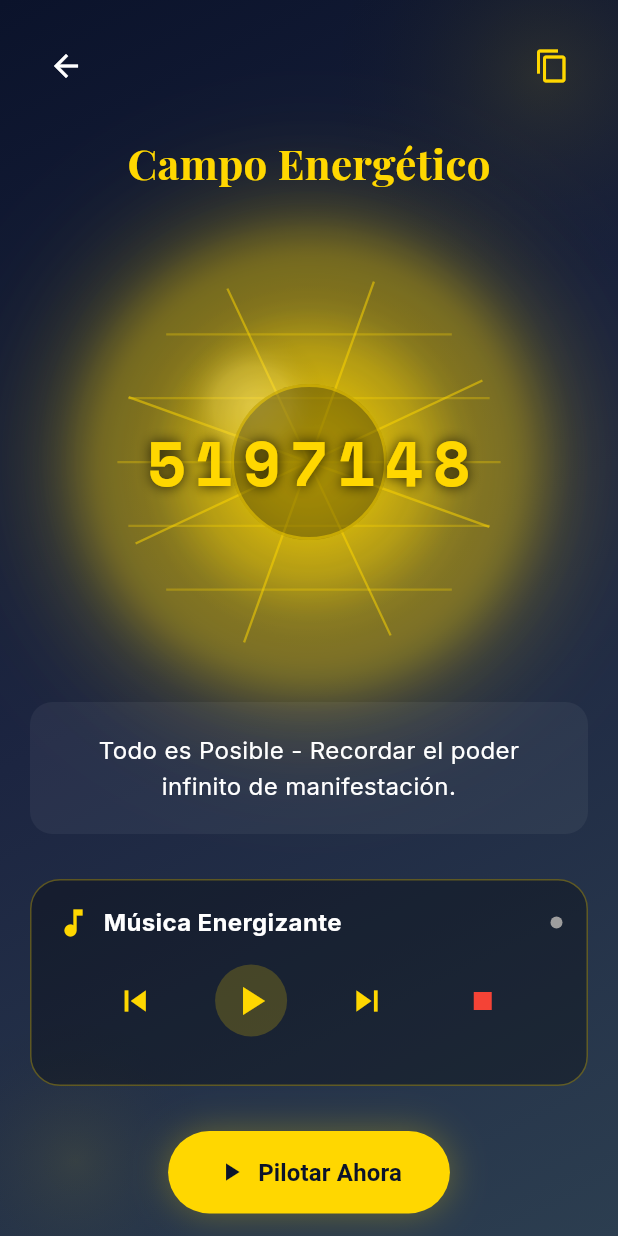
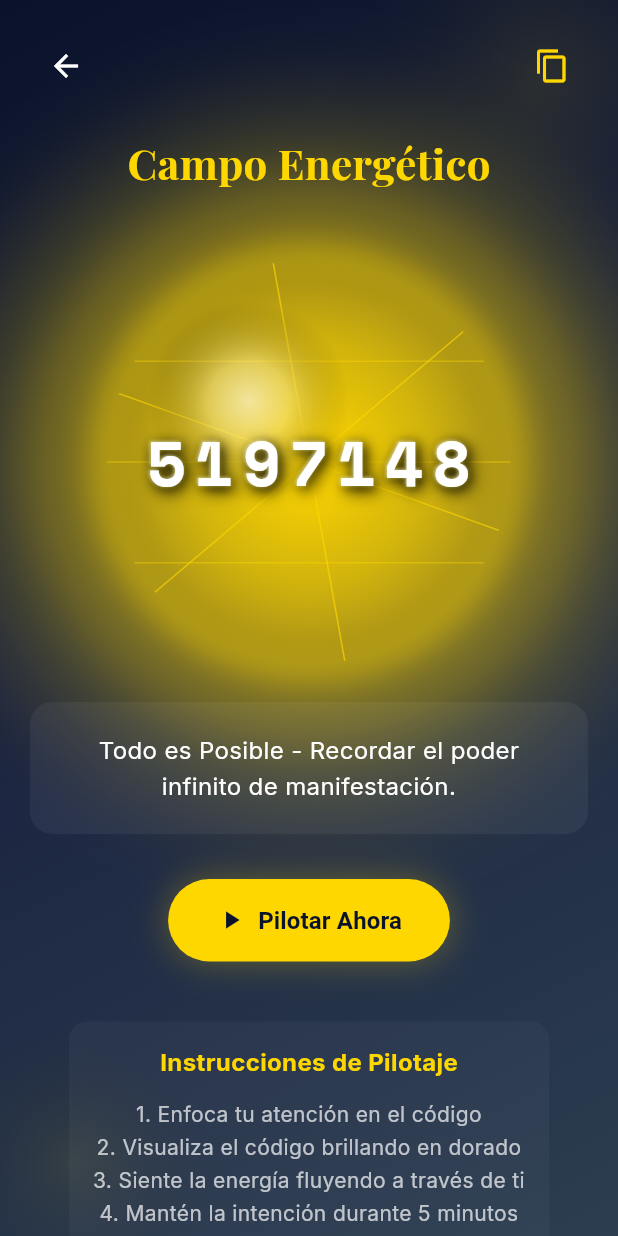
Before and after one commit to LMSEDKSoftware/grabovoi, a Flutter app: the screen it shows after launch, after a tap on "Código Recomendado", on a phone screen of 412 x 824 dp. Run offline on Flutter 3.47's test engine with Material 3 defaults, Android fonts, the light colour scheme and no system bars; our stand-ins replace google_fonts, just_audio, screenshot, share_plus, shared_preferences.

Commit message:
feat: Unificar esfera dorada y reproductor automático en todas las pantallas
- Pantalla de inicio: Esfera dorada, nivel energético corregido (3-10), botones centrados, código recomendado 100% ancho, card duplicado eliminado
- Pantalla de pilotaje: Misma esfera dorada con animación fluida, reproductor automático con precarga
- Campo energético: Números blancos en esfera, animación más fluida (Curves.easeInOutCubic)
- Reproductor: StreamedMusicController con autoPlay, contador MM:SS s sincronizado
- Animaciones: Duración 3s, rango 0.9-1.1, rotación 25s para movimiento más suave
- Consistencia visual: Mismo estilo en todas las pantallas, experiencia unificada

```diff
--- a/lib/screens/codes/code_detail_screen.dart
+++ b/lib/screens/codes/code_detail_screen.dart
@@ -3,8 +3,10 @@ import 'package:flutter/services.dart';
 import 'package:google_fonts/google_fonts.dart';
 import '../../widgets/glow_background.dart';
 import '../../widgets/custom_button.dart';
-import '../../widgets/sphere_3d.dart';
-import '../../widgets/music_controller.dart';
+import '../../widgets/golden_sphere.dart';
+import '../../widgets/streamed_music_controller.dart';
+import '../../widgets/audio_preload_indicator.dart';
+import '../../services/audio_preload_service.dart';
 
 class CodeDetailScreen extends StatefulWidget {
   final String codigo;
@@ -23,23 +25,25 @@ class _CodeDetailScreenState extends State<CodeDetailScreen>
 
   bool _isPiloting = false;
   int _secondsRemaining = 0;
+  bool _isPreloading = false;
+  final AudioPreloadService _preloadService = AudioPreloadService();
 
   @override
   void initState() {
     super.initState();
 
     _pulseController = AnimationController(
-      duration: const Duration(seconds: 2),
+      duration: const Duration(seconds: 3),
       vsync: this,
     )..repeat(reverse: true);
 
     _rotationController = AnimationController(
-      duration: const Duration(seconds: 20),
+      duration: const Duration(seconds: 25),
       vsync: this,
     )..repeat();
 
-    _pulseAnimation = Tween<double>(begin: 0.8, end: 1.2).animate(
-      CurvedAnimation(parent: _pulseController, curve: Curves.easeInOut),
+    _pulseAnimation = Tween<double>(begin: 0.9, end: 1.1).animate(
+      CurvedAnimation(parent: _pulseController, curve: Curves.easeInOutCubic),
     );
 
   }
@@ -48,11 +52,21 @@ class _CodeDetailScreenState extends State<CodeDetailScreen>
   void dispose() {
     _pulseController.dispose();
     _rotationController.dispose();
+    // Evitar setState tras dispose en countdown
+    _secondsRemaining = 0;
     super.dispose();
   }
 
-  void _startPiloting() {
+  Future<void> _startPiloting() async {
     setState(() {
+      _isPreloading = true;
+    });
+
+    // Iniciar precarga de audio
+    await _preloadService.startPreload();
+
+    setState(() {
+      _isPreloading = false;
       _isPiloting = true;
       _secondsRemaining = 300; // 5 minutos
     });
@@ -62,6 +76,7 @@ class _CodeDetailScreenState extends State<CodeDetailScreen>
 
   void _startCountdown() {
     Future.delayed(const Duration(seconds: 1), () {
+      if (!mounted) return; // no llamar setState si ya no está montado
       if (_secondsRemaining > 0) {
         setState(() {
           _secondsRemaining--;
@@ -142,7 +157,9 @@ class _CodeDetailScreenState extends State<CodeDetailScreen>
   @override
   Widget build(BuildContext context) {
     return Scaffold(
-      body: GlowBackground(
+      body: Stack(
+        children: [
+          GlowBackground(
             child: SafeArea(
               child: SingleChildScrollView(
                 padding: const EdgeInsets.all(20),
@@ -180,46 +197,52 @@ class _CodeDetailScreenState extends State<CodeDetailScreen>
                 Stack(
                   alignment: Alignment.center,
                   children: [
-                    // Esfera 3D de fondo
+                    // Esfera dorada de fondo
                     Transform.scale(
                       scale: _isPiloting ? _pulseAnimation.value : 1.0,
-                      child: Sphere3D(
+                      child: GoldenSphere(
                         size: 280,
                         color: const Color(0xFFFFD700),
-                        glowIntensity: _isPiloting ? 0.5 : 0.3,
+                        glowIntensity: _isPiloting ? 0.8 : 0.6,
                         isAnimated: true,
                       ),
                     ),
-                    // Código superpuesto
+                    // Código superpuesto sin círculo negro
                     AnimatedBuilder(
                       animation: _pulseAnimation,
                       builder: (context, child) {
                         return Transform.scale(
                           scale: _isPiloting ? _pulseAnimation.value : 1.0,
-                          child: Container(
-                            padding: const EdgeInsets.all(20),
-                            decoration: BoxDecoration(
-                              color: Colors.black.withOpacity(0.3),
-                              shape: BoxShape.circle,
-                              border: Border.all(
-                                color: const Color(0xFFFFD700).withOpacity(0.5),
-                                width: 2,
-                              ),
-                            ),
                           child: Text(
                             widget.codigo,
                             style: GoogleFonts.spaceMono(
                               fontSize: 42,
                               fontWeight: FontWeight.bold,
-                                color: const Color(0xFFFFD700),
+                              color: Colors.white,
                               letterSpacing: 6,
                               shadows: [
+                                // Múltiples sombras para efecto 3D pronunciado
                                 Shadow(
-                                    color: Colors.black.withOpacity(0.8),
-                                    blurRadius: 10,
+                                  color: Colors.black.withOpacity(0.9),
+                                  blurRadius: 15,
+                                  offset: const Offset(3, 3),
+                                ),
+                                Shadow(
+                                  color: Colors.black.withOpacity(0.7),
+                                  blurRadius: 8,
+                                  offset: const Offset(1, 1),
+                                ),
+                                Shadow(
+                                  color: Colors.white.withOpacity(0.5),
+                                  blurRadius: 2,
+                                  offset: const Offset(-1, -1),
+                                ),
+                                Shadow(
+                                  color: Colors.yellow.withOpacity(0.4),
+                                  blurRadius: 4,
+                                  offset: const Offset(0, 0),
                                 ),
                               ],
-                              ),
                             ),
                           ),
                         );
@@ -248,12 +271,11 @@ class _CodeDetailScreenState extends State<CodeDetailScreen>
                 ),
                 const SizedBox(height: 30),
 
-                // Control de Música Energizante
-                const MusicController(showMusicList: false),
-                const SizedBox(height: 30),
-
-                // Timer si está pilotando
+                // Control de Música y Timer si está pilotando
                 if (_isPiloting) ...[
+                  // Reproductor con precarga estilo streaming
+                  const StreamedMusicController(autoPlay: true),
+                  const SizedBox(height: 20),
                   Container(
                     padding: const EdgeInsets.all(20),
                     decoration: BoxDecoration(
@@ -294,11 +316,46 @@ class _CodeDetailScreenState extends State<CodeDetailScreen>
                 ],
 
                 // Botón de Acción
-                if (!_isPiloting)
+                if (!_isPiloting && !_isPreloading)
                   CustomButton(
                     text: 'Pilotar Ahora',
                     onPressed: _startPiloting,
                     icon: Icons.play_arrow,
+                  ),
+
+                // Indicador de precarga
+                if (_isPreloading)
+                  Container(
+                    padding: const EdgeInsets.all(20),
+                    decoration: BoxDecoration(
+                      color: const Color(0xFFFFD700).withOpacity(0.1),
+                      borderRadius: BorderRadius.circular(15),
+                      border: Border.all(color: const Color(0xFFFFD700), width: 2),
+                    ),
+                    child: Column(
+                      children: [
+                        const CircularProgressIndicator(
+                          valueColor: AlwaysStoppedAnimation<Color>(Color(0xFFFFD700)),
+                        ),
+                        const SizedBox(height: 16),
+                        Text(
+                          'Precargando Audio...',
+                          style: GoogleFonts.inter(
+                            color: const Color(0xFFFFD700),
+                            fontSize: 16,
+                            fontWeight: FontWeight.bold,
+                          ),
+                        ),
+                        const SizedBox(height: 8),
+                        Text(
+                          'Preparando música energizante',
+                          style: GoogleFonts.inter(
+                            color: Colors.white70,
+                            fontSize: 14,
+                          ),
+                        ),
+                      ],
+                    ),
                   ),
 
                 const SizedBox(height: 40),
@@ -341,6 +398,11 @@ class _CodeDetailScreenState extends State<CodeDetailScreen>
               ),
             ),
           ),
+
+          // Indicador flotante de precarga
+          if (_isPreloading) const AudioPreloadIndicator(),
+        ],
+      ),
     );
   }
 }
--- a/lib/screens/home/home_screen.dart
+++ b/lib/screens/home/home_screen.dart
@@ -2,7 +2,7 @@ import 'package:flutter/material.dart';
 import 'package:google_fonts/google_fonts.dart';
 import '../../widgets/glow_background.dart';
 import '../../widgets/custom_button.dart';
-import '../../widgets/sacred_circle.dart';
+import '../../widgets/golden_sphere.dart';
 import '../../services/ai_service.dart';
 import '../pilotaje/pilotaje_screen.dart';
 import '../desafios/desafios_screen.dart';
@@ -50,7 +50,7 @@ class HomeScreen extends StatelessWidget {
                   ),
                 ),
                 const SizedBox(height: 40),
-                const Center(child: SacredCircle(size: 180)),
+                const Center(child: GoldenSphere(size: 180)),
                 const SizedBox(height: 30),
                 _buildEnergyCard('Nivel Energético', '${analisis['nivel']}/10', Icons.bolt),
                 const SizedBox(height: 20),
@@ -58,7 +58,8 @@ class HomeScreen extends StatelessWidget {
                 const SizedBox(height: 20),
                 _buildNextStep(analisis['proximoPaso']),
                 const SizedBox(height: 30),
-                CustomButton(
+                Center(
+                  child: CustomButton(
                     text: 'Comenzar Pilotaje',
                     onPressed: () {
                       Navigator.of(context).push(
@@ -68,8 +69,10 @@ class HomeScreen extends StatelessWidget {
                       );
                     },
                   ),
+                ),
                 const SizedBox(height: 15),
-                CustomButton(
+                Center(
+                  child: CustomButton(
                     text: 'Ver Desafíos',
                     onPressed: () {
                       Navigator.of(context).push(
@@ -80,9 +83,8 @@ class HomeScreen extends StatelessWidget {
                     },
                     isOutlined: true,
                   ),
+                ),
                 const SizedBox(height: 30),
-                _buildCodeOfDay(context, analisis['codigoRecomendado']),
-                const SizedBox(height: 20),
                 Center(
                   child: Text(
                     'Tu energía se eleva con cada pilotaje consciente',
--- a/lib/screens/pilotaje/pilotaje_screen.dart
+++ b/lib/screens/pilotaje/pilotaje_screen.dart
@@ -2,8 +2,8 @@ import 'package:flutter/material.dart';
 import 'package:google_fonts/google_fonts.dart';
 import '../../widgets/glow_background.dart';
 import '../../widgets/custom_button.dart';
-import '../../widgets/sacred_circle.dart';
-import '../../widgets/music_controller.dart';
+import '../../widgets/golden_sphere.dart';
+import '../../widgets/streamed_music_controller.dart';
 import '../../widgets/music_info_card.dart';
 import '../codes/code_detail_screen.dart';
 
@@ -14,7 +14,7 @@ class PilotajeScreen extends StatefulWidget {
   State<PilotajeScreen> createState() => _PilotajeScreenState();
 }
 
-class _PilotajeScreenState extends State<PilotajeScreen> {
+class _PilotajeScreenState extends State<PilotajeScreen> with TickerProviderStateMixin {
   final List<String> _codigosRecomendados = [
     '5197148', // Todo es Posible
     '1884321', // Norma Absoluta
@@ -25,6 +25,35 @@ class _PilotajeScreenState extends State<PilotajeScreen> {
   ];
 
   String _codigoSeleccionado = '5197148';
+  late AnimationController _pulseController;
+  late AnimationController _rotationController;
+  late Animation<double> _pulseAnimation;
+
+  @override
+  void initState() {
+    super.initState();
+
+    _pulseController = AnimationController(
+      duration: const Duration(seconds: 3),
+      vsync: this,
+    )..repeat(reverse: true);
+
+    _rotationController = AnimationController(
+      duration: const Duration(seconds: 25),
+      vsync: this,
+    )..repeat();
+
+    _pulseAnimation = Tween<double>(begin: 0.9, end: 1.1).animate(
+      CurvedAnimation(parent: _pulseController, curve: Curves.easeInOutCubic),
+    );
+  }
+
+  @override
+  void dispose() {
+    _pulseController.dispose();
+    _rotationController.dispose();
+    super.dispose();
+  }
 
   @override
   Widget build(BuildContext context) {
@@ -67,12 +96,64 @@ class _PilotajeScreenState extends State<PilotajeScreen> {
                 ),
                 const SizedBox(height: 40),
 
-                // Círculo Sagrado
-                const Center(child: SacredCircle(size: 150)),
+                // Esfera Dorada con Código
+                Center(
+                  child: Stack(
+                    alignment: Alignment.center,
+                    children: [
+                      // Esfera dorada de fondo
+                      Transform.scale(
+                        scale: _pulseAnimation.value,
+                        child: GoldenSphere(
+                          size: 200,
+                          color: const Color(0xFFFFD700),
+                          glowIntensity: 0.8,
+                          isAnimated: true,
+                        ),
+                      ),
+                      // Código superpuesto
+                      AnimatedBuilder(
+                        animation: _pulseAnimation,
+                        builder: (context, child) {
+                          return Transform.scale(
+                            scale: _pulseAnimation.value,
+                            child: Text(
+                              _codigoSeleccionado,
+                              style: GoogleFonts.spaceMono(
+                                fontSize: 32,
+                                fontWeight: FontWeight.bold,
+                                color: Colors.white,
+                                letterSpacing: 4,
+                                shadows: [
+                                  // Múltiples sombras para efecto 3D pronunciado
+                                  Shadow(
+                                    color: Colors.black.withOpacity(0.9),
+                                    blurRadius: 12,
+                                    offset: const Offset(2, 2),
+                                  ),
+                                  Shadow(
+                                    color: Colors.black.withOpacity(0.7),
+                                    blurRadius: 6,
+                                    offset: const Offset(1, 1),
+                                  ),
+                                  Shadow(
+                                    color: Colors.white.withOpacity(0.5),
+                                    blurRadius: 2,
+                                    offset: const Offset(-1, -1),
+                                  ),
+                                ],
+                              ),
+                            ),
+                          );
+                        },
+                      ),
+                    ],
+                  ),
+                ),
                 const SizedBox(height: 30),
 
-                // Control de Música Energizante
-                const MusicController(showMusicList: true),
+                // Control de Música Energizante con reproducción automática
+                const StreamedMusicController(autoPlay: true),
                 const SizedBox(height: 20),
 
                 // Información sobre Frecuencias
--- a/lib/services/ai_service.dart
+++ b/lib/services/ai_service.dart
@@ -44,14 +44,22 @@ class AIService {
   static int calcularNivelEnergetico(int diasConsecutivos, int totalPilotajes) {
     int nivel = 1;
 
-    // Por días consecutivos
-    if (diasConsecutivos >= 21) nivel += 3;
-    else if (diasConsecutivos >= 14) nivel += 2;
-    else if (diasConsecutivos >= 7) nivel += 1;
+    // Por días consecutivos (ajustado para ser más accesible)
+    if (diasConsecutivos >= 21) nivel += 4;
+    else if (diasConsecutivos >= 14) nivel += 3;
+    else if (diasConsecutivos >= 7) nivel += 2;
+    else if (diasConsecutivos >= 3) nivel += 1;
 
-    // Por total de pilotajes
-    if (totalPilotajes >= 100) nivel += 2;
-    else if (totalPilotajes >= 50) nivel += 1;
+    // Por total de pilotajes (ajustado para ser más accesible)
+    if (totalPilotajes >= 100) nivel += 3;
+    else if (totalPilotajes >= 50) nivel += 2;
+    else if (totalPilotajes >= 20) nivel += 1;
+    else if (totalPilotajes >= 5) nivel += 1;
+
+    // Nivel mínimo de 3 para usuarios activos
+    if (diasConsecutivos > 0 || totalPilotajes > 0) {
+      nivel = nivel.clamp(3, 10);
+    }
 
     return nivel.clamp(1, 10);
   }
--- /dev/null
+++ b/lib/widgets/golden_sphere.dart
@@ -0,0 +1,220 @@
+import 'package:flutter/material.dart';
+import 'dart:math' as math;
+
+class GoldenSphere extends StatefulWidget {
+  final double size;
+  final Color color;
+  final double glowIntensity;
+  final bool isAnimated;
+
+  const GoldenSphere({
+    super.key,
+    this.size = 200,
+    this.color = const Color(0xFFFFD700),
+    this.glowIntensity = 0.5,
+    this.isAnimated = true,
+  });
+
+  @override
+  State<GoldenSphere> createState() => _GoldenSphereState();
+}
+
+class _GoldenSphereState extends State<GoldenSphere> with TickerProviderStateMixin {
+  late AnimationController _rotationController;
+  late AnimationController _pulseController;
+  late Animation<double> _rotationAnimation;
+  late Animation<double> _pulseAnimation;
+
+  @override
+  void initState() {
+    super.initState();
+
+    _rotationController = AnimationController(
+      duration: const Duration(seconds: 20),
+      vsync: this,
+    )..repeat();
+
+    _pulseController = AnimationController(
+      duration: const Duration(seconds: 4),
+      vsync: this,
+    )..repeat(reverse: true);
+
+    _rotationAnimation = Tween<double>(begin: 0, end: 2 * math.pi).animate(
+      CurvedAnimation(parent: _rotationController, curve: Curves.linear),
+    );
+
+    _pulseAnimation = Tween<double>(begin: 0.95, end: 1.05).animate(
+      CurvedAnimation(parent: _pulseController, curve: Curves.easeInOutCubic),
+    );
+  }
+
+  @override
+  void dispose() {
+    _rotationController.dispose();
+    _pulseController.dispose();
+    super.dispose();
+  }
+
+  @override
+  Widget build(BuildContext context) {
+    return SizedBox(
+      width: widget.size,
+      height: widget.size,
+      child: AnimatedBuilder(
+        animation: Listenable.merge([_rotationAnimation, _pulseAnimation]),
+        builder: (context, child) {
+          return CustomPaint(
+            painter: _GoldenSpherePainter(
+              rotationAngle: widget.isAnimated ? _rotationAnimation.value : 0,
+              scale: widget.isAnimated ? _pulseAnimation.value : 1.0,
+              color: widget.color,
+              glowIntensity: widget.glowIntensity,
+            ),
+          );
+        },
+      ),
+    );
+  }
+}
+
+class _GoldenSpherePainter extends CustomPainter {
+  final double rotationAngle;
+  final double scale;
+  final Color color;
+  final double glowIntensity;
+
+  _GoldenSpherePainter({
+    required this.rotationAngle,
+    required this.scale,
+    required this.color,
+    required this.glowIntensity,
+  });
+
+  @override
+  void paint(Canvas canvas, Size size) {
+    final center = Offset(size.width / 2, size.height / 2);
+    final radius = (size.width / 2) * scale;
+
+    // Dibujar múltiples capas de glow exterior
+    _drawGlowLayers(canvas, center, radius);
+
+    // Dibujar esfera principal con gradiente suave
+    _drawMainSphere(canvas, center, radius);
+
+    // Dibujar líneas de energía
+    _drawEnergyLines(canvas, center, radius);
+
+    // Dibujar highlight para efecto 3D
+    _drawHighlight(canvas, center, radius);
+  }
+
+  void _drawGlowLayers(Canvas canvas, Offset center, double radius) {
+    // Capa 1: Glow más externo
+    final glowPaint1 = Paint()
+      ..color = color.withOpacity(glowIntensity * 0.3)
+      ..maskFilter = const MaskFilter.blur(BlurStyle.normal, 30);
+    canvas.drawCircle(center, radius * 1.8, glowPaint1);
+
+    // Capa 2: Glow medio
+    final glowPaint2 = Paint()
+      ..color = color.withOpacity(glowIntensity * 0.5)
+      ..maskFilter = const MaskFilter.blur(BlurStyle.normal, 20);
+    canvas.drawCircle(center, radius * 1.4, glowPaint2);
+
+    // Capa 3: Glow interno
+    final glowPaint3 = Paint()
+      ..color = color.withOpacity(glowIntensity * 0.7)
+      ..maskFilter = const MaskFilter.blur(BlurStyle.normal, 10);
+    canvas.drawCircle(center, radius * 1.1, glowPaint3);
+  }
+
+  void _drawMainSphere(Canvas canvas, Offset center, double radius) {
+    // Gradiente radial suave sin círculo oscuro
+    final radialGradient = RadialGradient(
+      colors: [
+        color.withOpacity(0.8),
+        color.withOpacity(0.9),
+        color.withOpacity(0.7),
+        color.withOpacity(0.4),
+        color.withOpacity(0.1),
+        Colors.transparent,
+      ],
+      stops: const [0.0, 0.1, 0.3, 0.6, 0.8, 1.0],
+    );
+
+    final spherePaint = Paint()
+      ..shader = radialGradient.createShader(
+        Rect.fromCircle(center: center, radius: radius),
+      );
+
+    canvas.drawCircle(center, radius, spherePaint);
+  }
+
+  void _drawEnergyLines(Canvas canvas, Offset center, double radius) {
+    final linePaint = Paint()
+      ..color = color.withOpacity(0.4)
+      ..style = PaintingStyle.stroke
+      ..strokeWidth = 1.0;
+
+    // Líneas horizontales
+    for (int i = 1; i <= 3; i++) {
+      final y = center.dy - radius + (2 * radius * i / 4);
+      final distanceFromCenter = (center.dy - y).abs();
+
+      if (distanceFromCenter < radius) {
+        final lineRadius = math.sqrt(radius * radius - distanceFromCenter * distanceFromCenter);
+        final left = Offset(center.dx - lineRadius, y);
+        final right = Offset(center.dx + lineRadius, y);
+
+        canvas.drawLine(left, right, linePaint);
+      }
+    }
+
+    // Líneas verticales
+    for (int i = 0; i < 6; i++) {
+      final angle = (i * math.pi / 3) + rotationAngle;
+      final start = Offset(
+        center.dx + radius * math.cos(angle),
+        center.dy + radius * math.sin(angle),
+      );
+      final end = Offset(
+        center.dx - radius * math.cos(angle),
+        center.dy - radius * math.sin(angle),
+      );
+
+      canvas.drawLine(start, end, linePaint);
+    }
+  }
+
+  void _drawHighlight(Canvas canvas, Offset center, double radius) {
+    // Highlight principal para efecto 3D
+    final highlightPaint = Paint()
+      ..shader = RadialGradient(
+        colors: [
+          Colors.white.withOpacity(0.6),
+          Colors.white.withOpacity(0.3),
+          Colors.transparent,
+        ],
+        stops: const [0.0, 0.4, 1.0],
+      ).createShader(
+        Rect.fromCircle(
+          center: Offset(center.dx - radius * 0.3, center.dy - radius * 0.3),
+          radius: radius * 0.5,
+        ),
+      );
+
+    canvas.drawCircle(
+      Offset(center.dx - radius * 0.3, center.dy - radius * 0.3),
+      radius * 0.5,
+      highlightPaint,
+    );
+  }
+
+  @override
+  bool shouldRepaint(covariant _GoldenSpherePainter oldDelegate) {
+    return oldDelegate.rotationAngle != rotationAngle ||
+           oldDelegate.scale != scale ||
+           oldDelegate.color != color ||
+           oldDelegate.glowIntensity != glowIntensity;
+  }
+}
```
Lines whose indentation alone changed are shown as unchanged.
